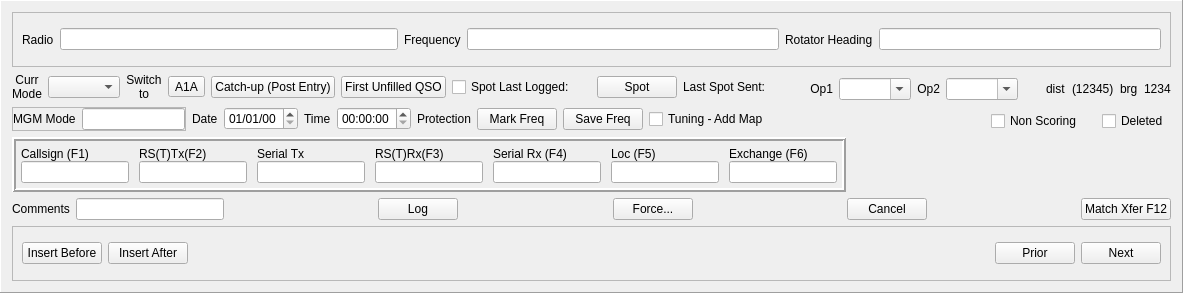
Before: the Qt Designer form mqt/MqtLogger/qsologframe.ui in Rsclub22/Minos2-Mirror, drawn with Qt 5.
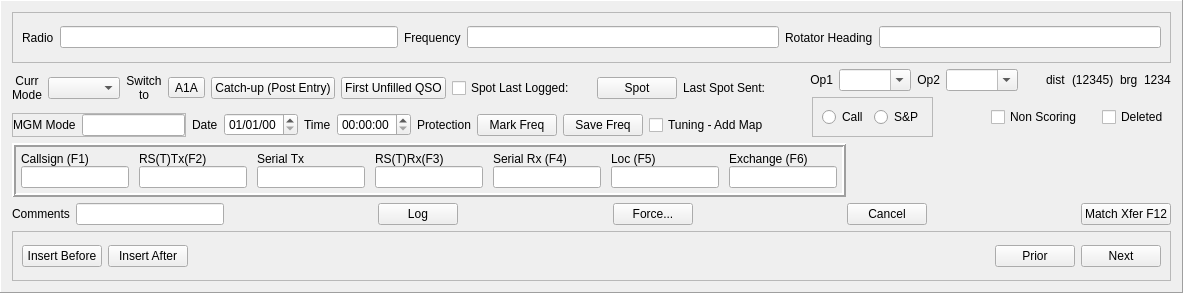
After: the same form once the commit is applied.

Commit message: Implement call/S&P for "return" and "tab" keys

```diff
--- a/mqt/MqtLogger/qsologframe.ui
+++ b/mqt/MqtLogger/qsologframe.ui
@@ -10,6 +10,12 @@
     <height>293</height>
    </rect>
   </property>
+  <property name="minimumSize">
+   <size>
+    <width>0</width>
+    <height>0</height>
+   </size>
+  </property>
   <property name="windowTitle">
    <string/>
   </property>
@@ -488,6 +494,53 @@
          <property name="rightMargin">
           <number>2</number>
          </property>
+         <item>
+          <widget class="QFrame" name="tabSandPframe">
+           <property name="minimumSize">
+            <size>
+             <width>0</width>
+             <height>0</height>
+            </size>
+           </property>
+           <property name="focusPolicy">
+            <enum>Qt::NoFocus</enum>
+           </property>
+           <property name="frameShape">
+            <enum>QFrame::StyledPanel</enum>
+           </property>
+           <property name="frameShadow">
+            <enum>QFrame::Raised</enum>
+           </property>
+           <layout class="QHBoxLayout" name="horizontalLayout_19">
+            <item>
+             <widget class="QRadioButton" name="callRb">
+              <property name="focusPolicy">
+               <enum>Qt::NoFocus</enum>
+              </property>
+              <property name="text">
+               <string>Call</string>
+              </property>
+              <attribute name="buttonGroup">
+               <string notr="true">SandPbuttonGroup</string>
+              </attribute>
+             </widget>
+            </item>
+            <item>
+             <widget class="QRadioButton" name="SandPrb">
+              <property name="focusPolicy">
+               <enum>Qt::NoFocus</enum>
+              </property>
+              <property name="text">
+               <string>S&amp;&amp;P</string>
+              </property>
+              <attribute name="buttonGroup">
+               <string notr="true">SandPbuttonGroup</string>
+              </attribute>
+             </widget>
+            </item>
+           </layout>
+          </widget>
+         </item>
          <item>
           <spacer name="horizontalSpacer_8">
            <property name="orientation">
```
Left out of the diff: 3 changed lines with no effect on the pictures. The commit also changes 8 other files.
